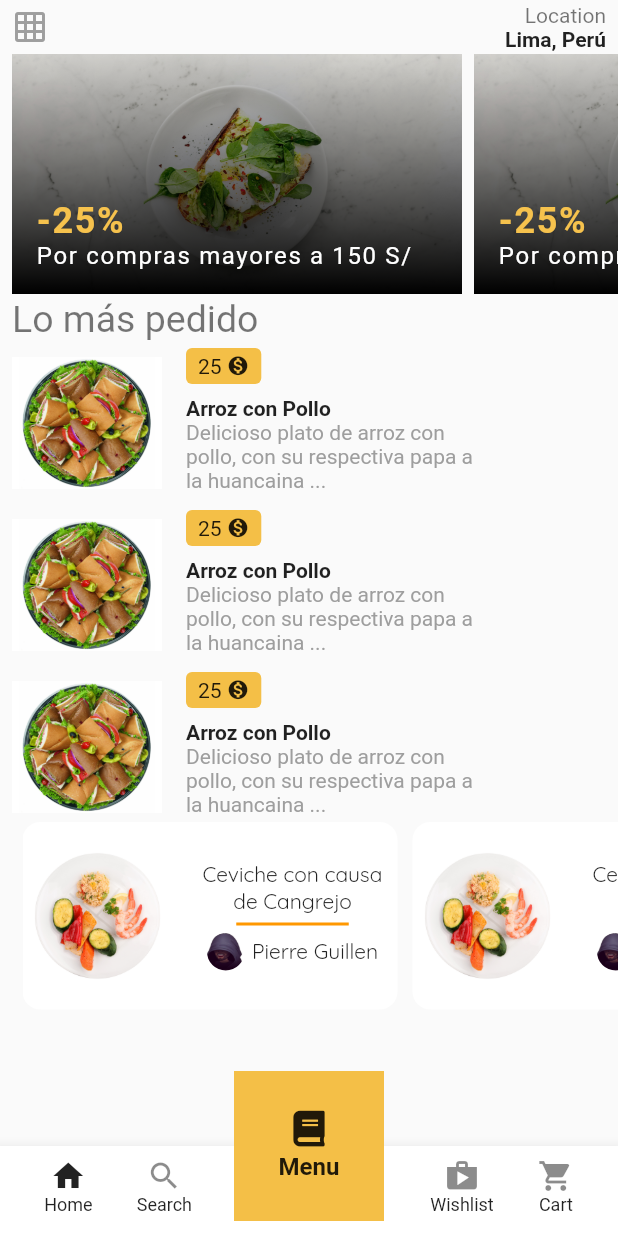
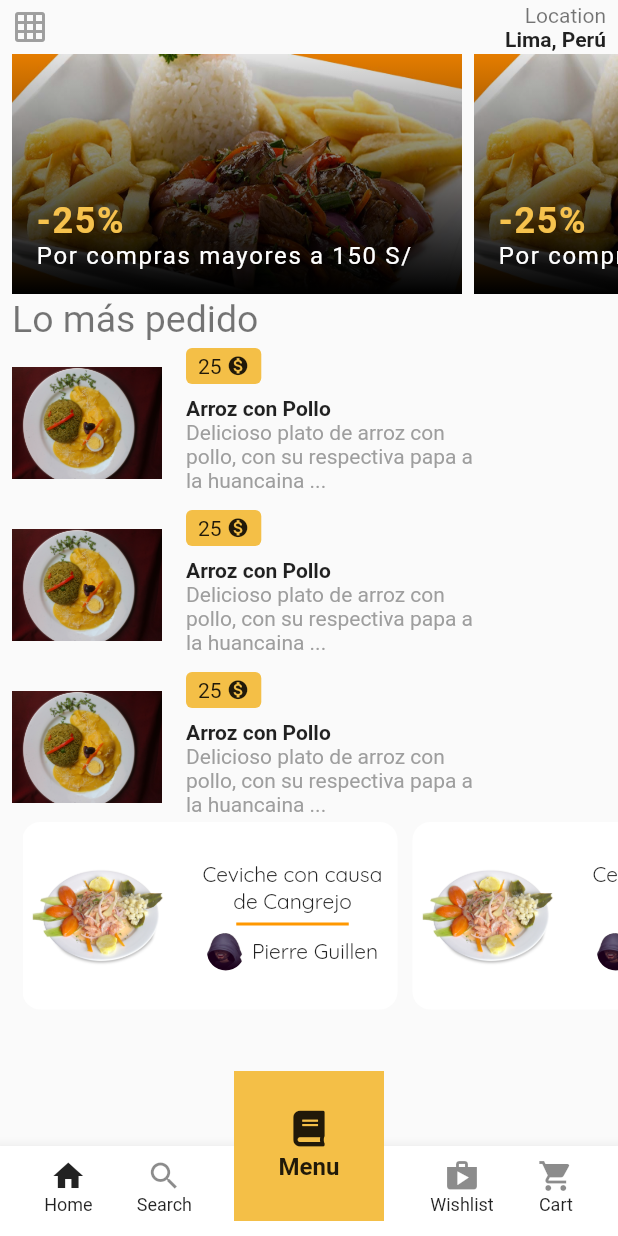
Before and after one commit to cerberodev/restaurant_app, a Flutter app: the screen it shows after launch, on a phone screen of 412 x 824 dp. Run offline on Flutter 3.47's test engine with Material 2 defaults, Android fonts, the phone set to English and light mode, and no system bars; our stand-ins replace font_awesome_flutter; missing offline and left inert: polygon_clipper.

Commit message:
Actualizacion
Se añadieron:

- Logos
- Imagenes de los platos

```diff
--- a/lib/main.dart
+++ b/lib/main.dart
@@ -229,7 +229,7 @@ class MenuCard extends StatelessWidget{
             decoration: BoxDecoration(
                 borderRadius: BorderRadius.circular(12.0),
                 image:
-                    DecorationImage(image: AssetImage('assets/balanced.jpg'))),
+                    DecorationImage(image: AssetImage('assets/ceviche.jpg'))),
             height: 115.0,
             width: 100.0,
           ),
@@ -292,7 +292,7 @@ class MenuItem extends StatelessWidget {
           Container(
             height: 100.0,
             width: 100.0,
-            child: Image.asset('assets/sandwich.jpg'),
+            child: Image.asset('assets/arroz.jpg'),
           ),
           SizedBox(
             width: 16.0,
@@ -414,7 +414,7 @@ class ItemCard extends StatelessWidget {
           width: 300.0,
           decoration: BoxDecoration(
               image: DecorationImage(
-                  image: AssetImage('assets/food.jpg'), fit: BoxFit.cover)),
+                  image: AssetImage('assets/lomo.jpg'), fit: BoxFit.cover)),
           child: Stack(
             children: <Widget>[
               Container(
--- a/pubspec.yaml
+++ b/pubspec.yaml
@@ -45,6 +45,9 @@ flutter:
    - assets/balanced.jpg
    - assets/chris.jpg
    - assets/breakfast.jpg
+   - assets/lomo.jpg
+   - assets/ceviche.jpg
+   - assets/arroz.jpg
    - assets/cerberodev.png
 
   # An image asset can refer to one or more resolution-specific "variants", see
```
Also changed, not shown: assets/arroz.jpg (added), assets/ceviche.jpg (added), 5 other files.
